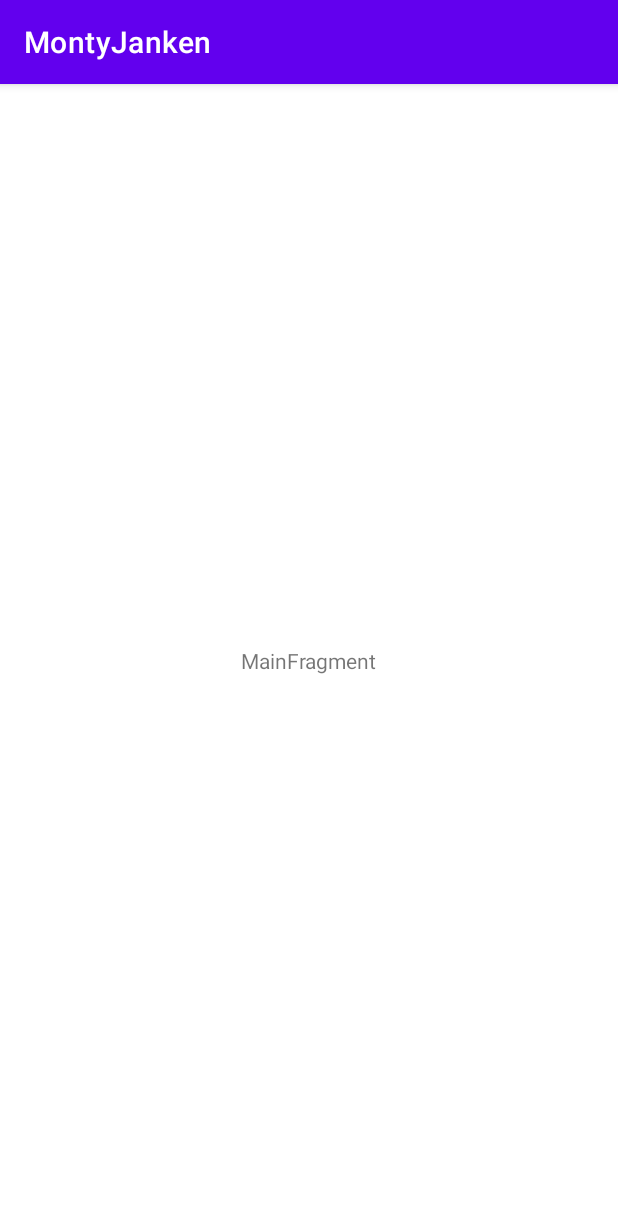
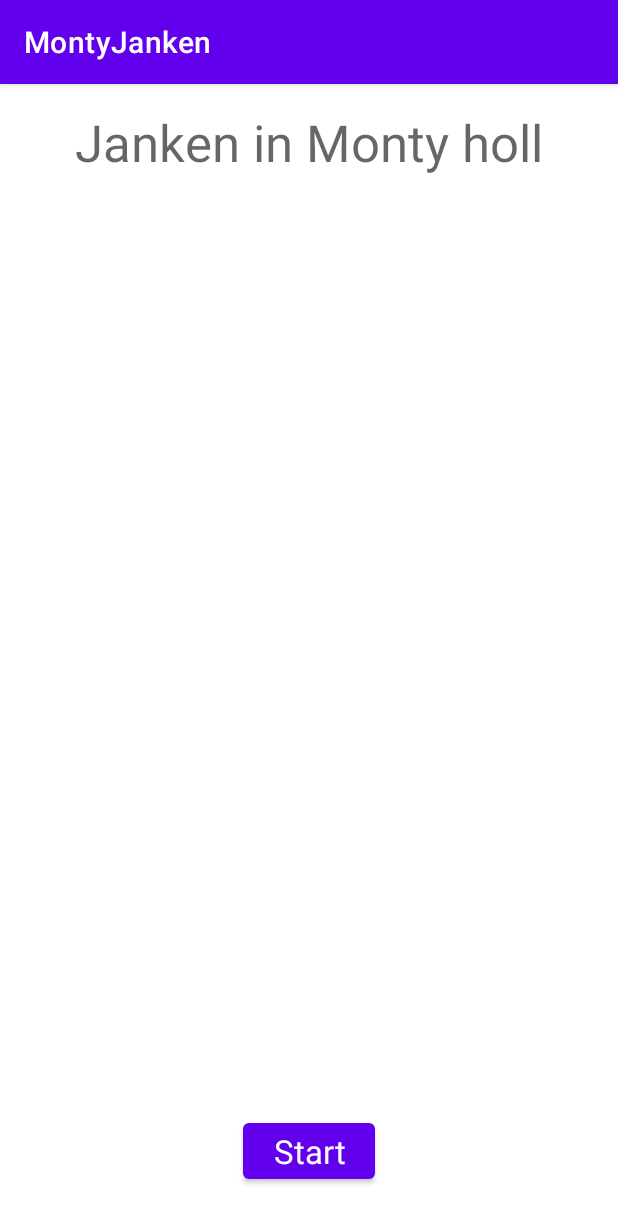
Before and after one commit to mickie895/MontyJanken, an Android app: the screen it shows after launch (MainActivity), on a phone screen of 412 x 824 dp. Shown: the top 1223 px of the screen. Run offline under Robolectric (Android 15) with nearby library versions, the phone set to English and light mode, and no system bars; 2 statements that could not run were skipped.

Commit message:
メイン画面の仮実装

```diff
--- a/app/build.gradle
+++ b/app/build.gradle
@@ -31,11 +31,14 @@ android {
     kotlinOptions {
         jvmTarget = '1.8'
     }
+    viewBinding{
+        enabled = true
+    }
 }
 
 dependencies {
 
-    implementation 'androidx.core:core-ktx:1.12.0-alpha01'
+    implementation 'androidx.core:core-ktx:1.12.0-alpha03'
     implementation 'androidx.appcompat:appcompat:1.6.1'
     implementation 'com.google.android.material:material:1.8.0'
     implementation 'androidx.constraintlayout:constraintlayout:2.1.4'
@@ -44,6 +47,7 @@ dependencies {
     implementation 'androidx.navigation:navigation-fragment-ktx:2.5.3'
     implementation 'androidx.navigation:navigation-ui-ktx:2.5.3'
     implementation 'androidx.legacy:legacy-support-v4:1.0.0'
+    implementation 'androidx.fragment:fragment-ktx:1.6.0-alpha09'
     testImplementation 'junit:junit:4.13.2'
     androidTestImplementation 'androidx.test.ext:junit:1.1.5'
     androidTestImplementation 'androidx.test.espresso:espresso-core:3.5.1'
--- a/app/src/main/java/io/github/mickie895/montyjanken/fragment/menuscreen/MainMenuFragment.kt
+++ b/app/src/main/java/io/github/mickie895/montyjanken/fragment/menuscreen/MainMenuFragment.kt
@@ -2,11 +2,16 @@ package io.github.mickie895.montyjanken.fragment.menuscreen
 
 import androidx.lifecycle.ViewModelProvider
 import android.os.Bundle
+import android.view.InflateException
 import androidx.fragment.app.Fragment
 import android.view.LayoutInflater
 import android.view.View
 import android.view.ViewGroup
+import androidx.fragment.app.viewModels
+import androidx.lifecycle.ViewModel
+import androidx.navigation.fragment.findNavController
 import io.github.mickie895.montyjanken.R
+import io.github.mickie895.montyjanken.databinding.FragmentMainMenuBinding
 
 class MainMenuFragment : Fragment() {
 
@@ -14,12 +19,14 @@ class MainMenuFragment : Fragment() {
         fun newInstance() = MainMenuFragment()
     }
 
-    private lateinit var viewModel: MainMenuViewModel
+    private val viewModel: MainMenuViewModel by viewModels()
 
     override fun onCreate(savedInstanceState: Bundle?) {
         super.onCreate(savedInstanceState)
-        viewModel = ViewModelProvider(this).get(MainMenuViewModel::class.java)
-        // TODO: Use the ViewModel
+        val binding = FragmentMainMenuBinding.inflate(layoutInflater)
+        binding.startMainButton.setOnClickListener{
+            findNavController().navigate(R.id.action_mainMenuFragment_to_firstHandSelectFragment)
+        }
     }
 
     override fun onCreateView(
--- a/app/src/main/res/layout/fragment_main_menu.xml
+++ b/app/src/main/res/layout/fragment_main_menu.xml
@@ -11,10 +11,22 @@
         android:id="@+id/message"
         android:layout_width="wrap_content"
         android:layout_height="wrap_content"
-        android:text="MainFragment"
-        app:layout_constraintBottom_toBottomOf="parent"
+        android:layout_marginTop="16dp"
+        android:text="@string/app_title"
+        android:textAppearance="@style/TextAppearance.AppCompat.Display1"
         app:layout_constraintEnd_toEndOf="parent"
         app:layout_constraintStart_toStartOf="parent"
         app:layout_constraintTop_toTopOf="parent" />
 
+    <Button
+        android:id="@+id/startMainButton"
+        android:layout_width="wrap_content"
+        android:layout_height="wrap_content"
+        android:layout_marginBottom="32dp"
+        android:text="@string/start_main_mode"
+        android:textAppearance="@style/TextAppearance.AppCompat.Large"
+        app:layout_constraintBottom_toBottomOf="parent"
+        app:layout_constraintEnd_toEndOf="parent"
+        app:layout_constraintStart_toStartOf="parent" />
+
 </androidx.constraintlayout.widget.ConstraintLayout>
--- a/app/src/main/res/values/strings.xml
+++ b/app/src/main/res/values/strings.xml
@@ -1,3 +1,5 @@
 <resources>
     <string name="app_name">MontyJanken</string>
+    <string name="app_title">Janken in Monty holl</string>
+    <string name="start_main_mode">Start</string>
 </resources>
```
Also changed, not shown: 1 other file.
